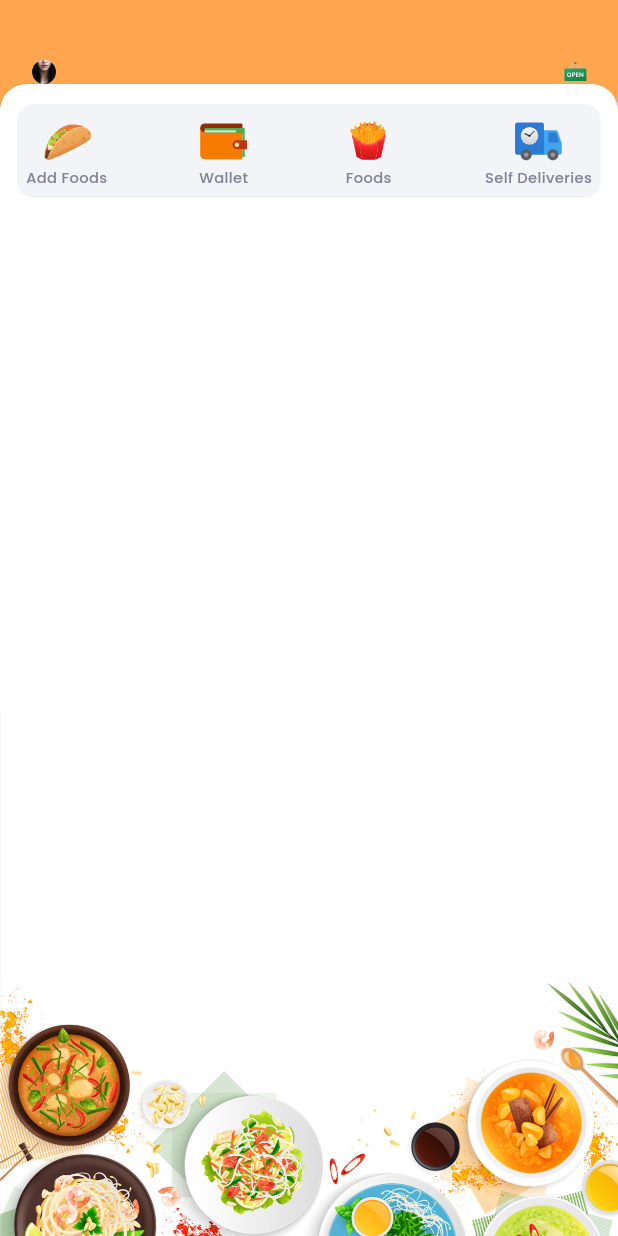
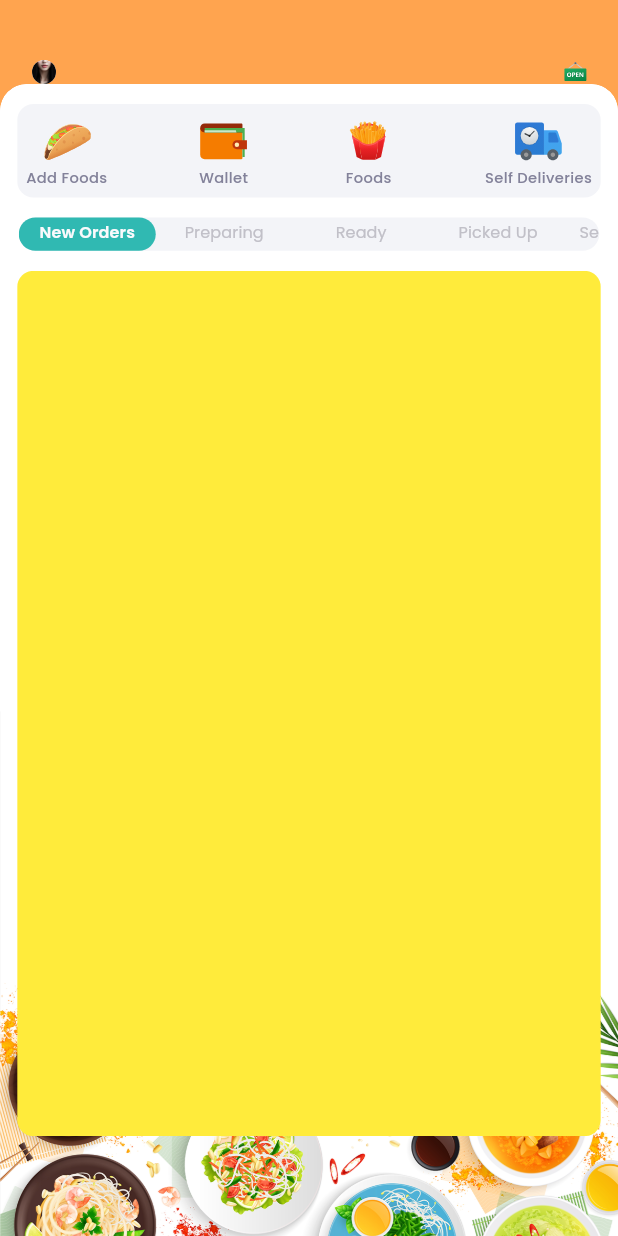
Before and after one commit to qminhminh/Retaurant-Food-App-Flutter, a Flutter app: the screen it shows after launch, on a phone screen of 412 x 824 dp. Run offline on Flutter 3.47's test engine with Material 3 defaults, Android fonts, the phone set to English and light mode, and no system bars; our stand-ins replace firebase_core, flutter_screenutil, flutter_svg, get, get_storage, google_fonts; accounts and stored records are empty; project files that could hold a hidden picture were left out.

Commit message:
4. phan 4 : tab bar

```diff
--- a/lib/constants/constants.dart
+++ b/lib/constants/constants.dart
@@ -22,3 +22,13 @@
 double width = 428.w;
 
 const String appBaseUrl = "";
+
+List<String> orderList = [
+  "New Orders",
+  "Preparing",
+  "Ready",
+  "Picked Up",
+  "Self Deliveries",
+  "Delivered",
+  "Cancelled"
+];
--- a/lib/views/home/home_page.dart
+++ b/lib/views/home/home_page.dart
@@ -3,7 +3,15 @@
 import 'package:restaurantfoodappflutter/common/background_container.dart';
 import 'package:restaurantfoodappflutter/common/custom_appbar.dart';
 import 'package:restaurantfoodappflutter/constants/constants.dart';
+import 'package:restaurantfoodappflutter/views/home/widget/home_tabs.dart';
 import 'package:restaurantfoodappflutter/views/home/widget/home_tiles.dart';
+import 'package:restaurantfoodappflutter/views/home/widget/orders/cancelled_orders.dart';
+import 'package:restaurantfoodappflutter/views/home/widget/orders/delivered_orders.dart';
+import 'package:restaurantfoodappflutter/views/home/widget/orders/new_orders.dart';
+import 'package:restaurantfoodappflutter/views/home/widget/orders/picked_orders.dart';
+import 'package:restaurantfoodappflutter/views/home/widget/orders/preparing.dart';
+import 'package:restaurantfoodappflutter/views/home/widget/orders/ready_orders.dart';
+import 'package:restaurantfoodappflutter/views/home/widget/orders/seld_deliveries.dart';
 
 class HomePage extends StatefulWidget {
   const HomePage({super.key});
@@ -12,7 +20,11 @@
   State<HomePage> createState() => _HomePageState();
 }
 
-class _HomePageState extends State<HomePage> {
+class _HomePageState extends State<HomePage> with TickerProviderStateMixin {
+  late final TabController _tabController = TabController(
+    length: orderList.length,
+    vsync: this,
+  );
   @override
   Widget build(BuildContext context) {
     return Scaffold(
@@ -30,7 +42,31 @@
           SizedBox(
             height: 15.h,
           ),
-          const HomeTiles()
+          const HomeTiles(),
+          SizedBox(
+            height: 15.h,
+          ),
+          HomeTabs(tabController: _tabController),
+          SizedBox(
+            height: 15.h,
+          ),
+          Container(
+            margin: EdgeInsets.symmetric(horizontal: 12.w),
+            height: hieght * 0.7,
+            color: Colors.transparent,
+            child: TabBarView(
+              controller: _tabController,
+              children: const [
+                NewOrders(),
+                Preparing(),
+                ReadyOrders(),
+                PickedOrders(),
+                SelfDeliveries(),
+                DeliveredOrders(),
+                CancelledOrders()
+              ],
+            ),
+          )
         ],
       )),
     );
--- /dev/null
+++ b/lib/views/home/widget/home_tabs.dart
@@ -0,0 +1,47 @@
+import 'package:flutter/material.dart';
+import 'package:flutter_screenutil/flutter_screenutil.dart';
+import 'package:restaurantfoodappflutter/common/app_style.dart';
+import 'package:restaurantfoodappflutter/common/tab_widget.dart';
+import 'package:restaurantfoodappflutter/constants/constants.dart';
+
+class HomeTabs extends StatelessWidget {
+  const HomeTabs({
+    super.key,
+    required TabController tabController,
+  }) : _tabController = tabController;
+
+  final TabController _tabController;
+
+  @override
+  Widget build(BuildContext context) {
+    return Padding(
+      padding: EdgeInsets.symmetric(horizontal: 13.w),
+      child: Container(
+        height: 25.h,
+        width: width,
+        decoration: BoxDecoration(
+          color: kOffWhite,
+          borderRadius: BorderRadius.circular(25.r),
+        ),
+        child: TabBar(
+          controller: _tabController,
+          indicator: BoxDecoration(
+            color: kPrimary,
+            borderRadius: BorderRadius.circular(25.r),
+          ),
+          labelColor: kLightWhite,
+          dividerColor: Colors.transparent,
+          unselectedLabelColor: kGrayLight,
+          isScrollable: true,
+          tabAlignment: TabAlignment.start,
+          labelPadding: EdgeInsets.zero,
+          unselectedLabelStyle: appStyle(12, kGray, FontWeight.normal),
+          labelStyle: appStyle(12, kLightWhite, FontWeight.w600),
+          tabs: List.generate(orderList.length, (i) {
+            return TabWidget(text: orderList[i]);
+          }),
+        ),
+      ),
+    );
+  }
+}
--- /dev/null
+++ b/lib/views/home/widget/orders/new_orders.dart
@@ -0,0 +1,16 @@
+import 'package:flutter/material.dart';
+import 'package:flutter_screenutil/flutter_screenutil.dart';
+
+class NewOrders extends StatelessWidget {
+  const NewOrders({super.key});
+
+  @override
+  Widget build(BuildContext context) {
+    return Container(
+      decoration: BoxDecoration(
+        borderRadius: BorderRadius.circular(12.r),
+        color: Colors.yellow,
+      ),
+    );
+  }
+}
--- /dev/null
+++ b/lib/views/home/widget/orders/preparing.dart
@@ -0,0 +1,16 @@
+import 'package:flutter/material.dart';
+import 'package:flutter_screenutil/flutter_screenutil.dart';
+
+class Preparing extends StatelessWidget {
+  const Preparing({super.key});
+
+  @override
+  Widget build(BuildContext context) {
+    return Container(
+      decoration: BoxDecoration(
+        borderRadius: BorderRadius.circular(12.r),
+        color: Colors.yellow,
+      ),
+    );
+  }
+}
--- a/pubspec.yaml
+++ b/pubspec.yaml
@@ -39,7 +39,7 @@
   geolocator: ^11.1.0
   geocoding: ^3.0.0
   flutter_screenutil: ^5.9.1
-  google_fonts: ^6.2.0
+  google_fonts: ^5.1.0
   get: ^4.6.6
   flutter_vector_icons: ^2.0.0
   cached_network_image: ^3.3.1
```
Also changed, not shown: lib/views/food/food_list.dart (added, +38 -0 lines), lib/views/food/widgets/food_tile.dart (added, +26 -0 lines), lib/views/home/widget/home_tiles.dart (+8 -2 lines), lib/views/home/widget/orders/cancelled_orders.dart (added, +16 -0 lines), lib/views/home/widget/orders/delivered_orders.dart (added, +16 -0 lines), lib/views/home/widget/orders/picked_orders.dart (added, +16 -0 lines), lib/views/home/widget/orders/ready_orders.dart (added, +16 -0 lines), lib/views/home/widget/orders/seld_deliveries.dart (added, +16 -0 lines), pubspec.lock, 1 other file.
